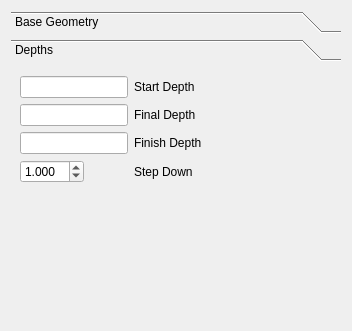
The window that src/Mod/Path/Gui/Resources/panels/SurfaceEdit.ui (berndhahnebach/All_FreeCAD) describes before a commit, drawn with Qt 5; both pictures show x 0 to 352 and y 0 to 331 of the 352 by 525 pixel window.
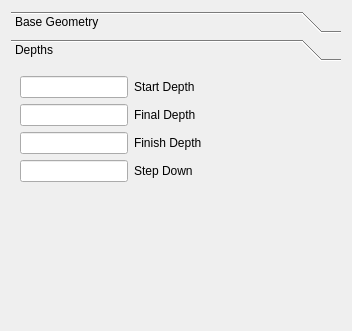
The same window after the commit. The open tabs and pages were chosen to show the change. Icons and pictures are not drawn. Custom widgets are drawn as their Qt base class.

```diff
--- a/src/Mod/Path/Gui/Resources/panels/SurfaceEdit.ui
+++ b/src/Mod/Path/Gui/Resources/panels/SurfaceEdit.ui
@@ -112,7 +112,7 @@
         <x>0</x>
         <y>0</y>
         <width>334</width>
-        <height>387</height>
+        <height>395</height>
        </rect>
       </property>
       <attribute name="icon">
@@ -165,19 +165,6 @@
          </property>
         </widget>
        </item>
-       <item row="3" column="0">
-        <widget class="QDoubleSpinBox" name="stepDown">
-         <property name="decimals">
-          <number>3</number>
-         </property>
-         <property name="minimum">
-          <double>0.100000000000000</double>
-         </property>
-         <property name="value">
-          <double>1.000000000000000</double>
-         </property>
-        </widget>
-       </item>
        <item row="3" column="1">
         <widget class="QLabel" name="label_2">
          <property name="text">
@@ -185,6 +172,13 @@
          </property>
         </widget>
        </item>
+       <item row="3" column="0">
+        <widget class="Gui::InputField" name="stepDown">
+         <property name="unit" stdset="0">
+          <string notr="true">mm</string>
+         </property>
+        </widget>
+       </item>
       </layout>
      </widget>
      <widget class="QWidget" name="Heights">
```
Left out of the diff: 8 changed lines with no effect on the pictures.
